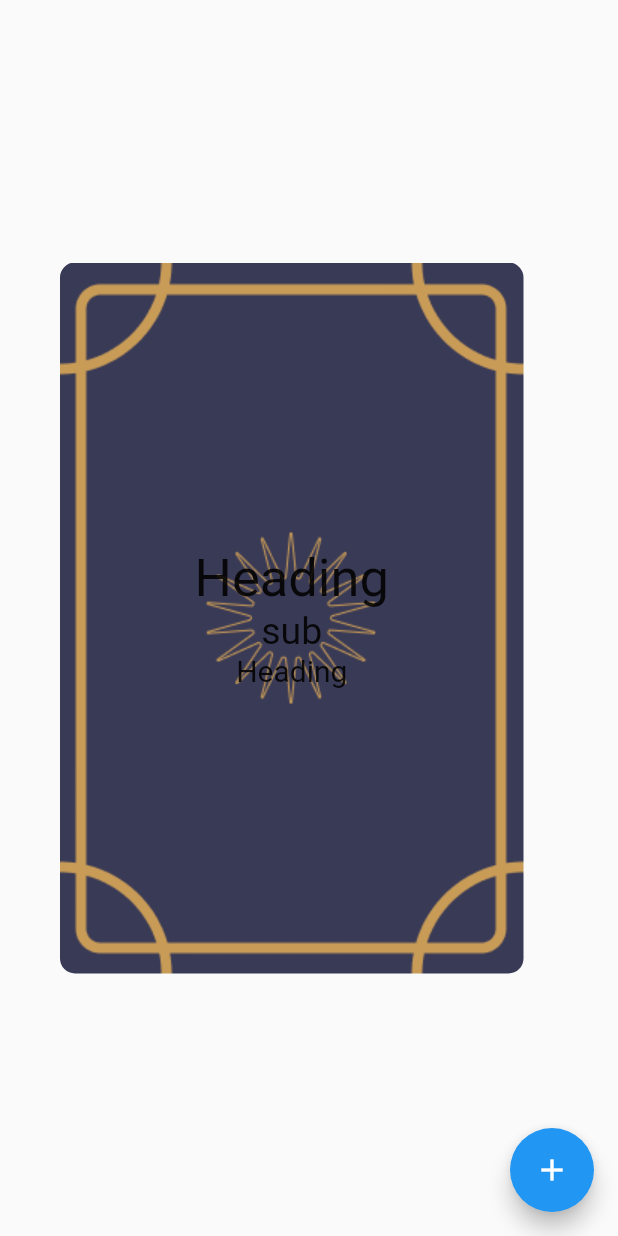
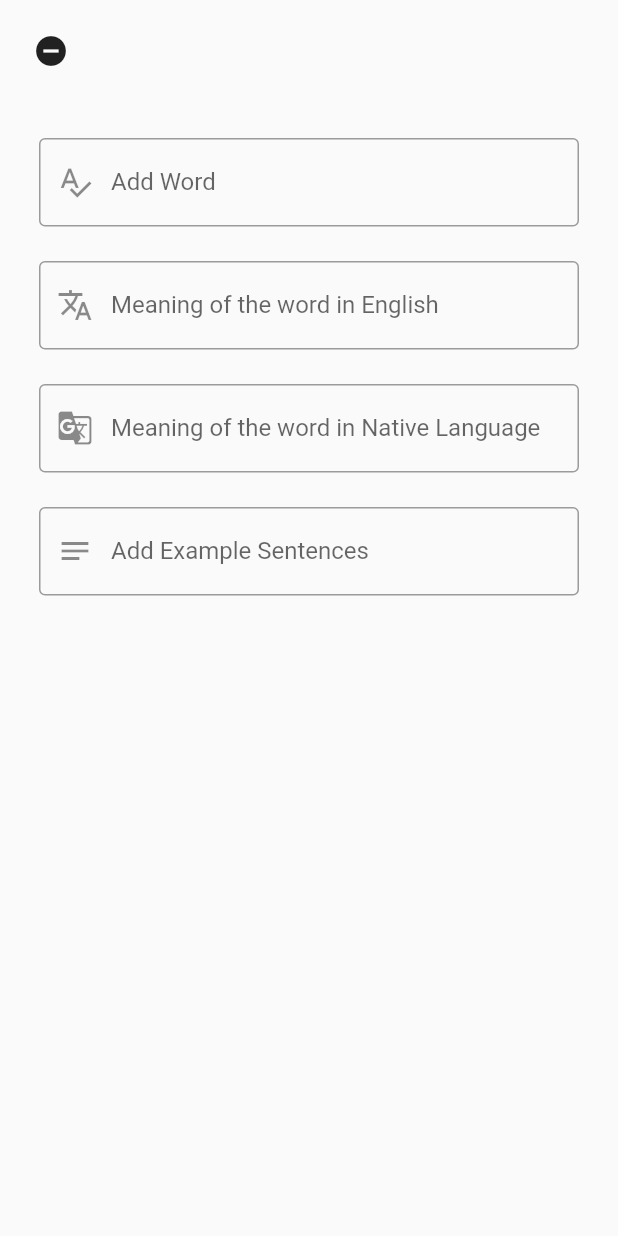
Before and after one commit to sria-the-fury/vocab-keeper, a Flutter app: the MyVocab screen opened directly, after a tap on the "add" icon, on a phone screen of 412 x 824 dp. Run offline on Flutter 3.47's test engine with Material 2 defaults, Android fonts, the phone set to English and light mode, and no system bars; our stand-ins replace cloud_firestore, firebase_auth, firebase_core, google_sign_in, shared_preferences; missing offline and left inert: cloud_firestore_web, firebase_auth_web, firebase_core_web, firebase_storage_web, google_sign_in_web, shared_preferences_web; accounts and stored records are empty.

Commit message:
addVocab modal is created

```diff
--- a/lib/navigation/LoginPage.dart
+++ b/lib/navigation/LoginPage.dart
@@ -19,6 +19,9 @@ class _LoginPageState extends State<LoginPage> {
   _signInWithGoogle() async {
 
     showModalBottomSheet<void>(
+      shape: RoundedRectangleBorder(
+          borderRadius:
+          BorderRadius.vertical(top: Radius.circular(20.0))),
       context: context,
       isDismissible: false,
       builder: (BuildContext context) {
--- a/lib/navigation/MyVocab.dart
+++ b/lib/navigation/MyVocab.dart
@@ -1,6 +1,9 @@
+import 'dart:convert';
 import 'dart:math';
 
 import 'package:flutter/material.dart';
+import 'package:shared_preferences/shared_preferences.dart';
+import 'package:vocab_keeper/utilities/AddVocabModal.dart';
 import 'package:vocab_keeper/utilities/GesturedAnimatedCard.dart';
 
 class MyVocab extends StatefulWidget {
@@ -11,11 +14,29 @@ class MyVocab extends StatefulWidget {
 }
 
 class _MyVocabState extends State<MyVocab> {
+  var allVocabs;
+
+  void _getVocab() async {
+    final preference = await SharedPreferences.getInstance();
+    var vocabs = preference.getString('vocabs');
+    setState(() {
+      allVocabs = jsonDecode(vocabs!);
+    });
+
+  }
+
+  @override
+  void initState() {
+    super.initState();
+    _getVocab();
+  }
 
 
 
   @override
   Widget build(BuildContext context) {
+
+    print('allVocabs => $allVocabs');
     return Scaffold(
       body: SafeArea(
           child: Center(
@@ -37,7 +58,15 @@ class _MyVocabState extends State<MyVocab> {
           )
       ),
       floatingActionButton: FloatingActionButton(
-        onPressed: (){},
+        onPressed: (){
+          Navigator.of(context).push(new MaterialPageRoute<Null>(
+              builder: (BuildContext context) {
+                return new AddVocabModal();
+              },
+              fullscreenDialog: true
+          ));
+        },
+
         child: Icon(Icons.add,),
       ),
     );
--- /dev/null
+++ b/lib/utilities/AddVocabModal.dart
@@ -0,0 +1,150 @@
+import 'dart:convert';
+
+import 'package:flutter/material.dart';
+import 'package:flutter/widgets.dart';
+import 'package:shared_preferences/shared_preferences.dart';
+
+
+class AddVocabModal extends StatefulWidget {
+  AddVocabModal ({Key? key}) : super(key: key);
+
+  @override
+  _AddVocabModalState createState() => _AddVocabModalState();
+}
+
+class _AddVocabModalState extends State<AddVocabModal> {
+
+  var _addWord = '';
+  var _addEnglishMeaning = '' ;
+  var _addNativeMeaning = '';
+  var _addSentences  = '';
+
+
+  @override
+  Widget build(BuildContext context) {
+
+    disableSubmit(){
+      return (_addSentences == '' || _addWord == '' || _addEnglishMeaning == '' || _addNativeMeaning == '');
+    }
+
+    print('disableSubmit()=> ${disableSubmit()}');
+
+    addDataToPreference() async {
+      final preference = await SharedPreferences.getInstance();
+      List vocab = [
+        {
+          "word" : _addWord,
+          "englishMeaning": _addEnglishMeaning,
+          "nativeMeaning": _addNativeMeaning,
+          "sentences" : _addSentences,
+          "addedAt": (new DateTime.now()).toString()
+
+        }
+      ];
+      preference.setString('vocabs', jsonEncode(vocab));
+      Navigator.of(context).pop();
+
+    }
+
+
+    return Scaffold(
+        body: SafeArea(
+            child: Container(
+                padding: EdgeInsets.all(10.0),
+                child: Column(
+                    children: [
+                      Row(
+                        mainAxisAlignment: MainAxisAlignment.spaceBetween,
+                        children: [
+                          IconButton(
+                            icon: Icon(Icons.remove_circle),
+                            onPressed: (){
+                              Navigator.of(context).pop();
+                            },
+                          ),
+                          Visibility(
+                              visible: !disableSubmit(),
+                              child: FloatingActionButton.extended(
+                                  onPressed: () async {
+                                    await addDataToPreference();
+                                  },
+                                  label: Text('Add Vocab')
+                              )
+                          )
+
+                        ],
+                      ),
+
+                      SizedBox(height: 30.0,),
+
+
+                      SingleChildScrollView(
+                          keyboardDismissBehavior: ScrollViewKeyboardDismissBehavior.onDrag,
+                          scrollDirection: Axis.vertical,
+                          child: Column(
+                            children: [
+                              ListTile(
+                                title:  TextFormField(
+                                  onChanged: (value) => setState(() => _addWord = value),
+                                  decoration: InputDecoration(
+                                    labelText: 'Add Word',
+                                    // errorText: 'Error message',
+                                    border: OutlineInputBorder(),
+
+                                    prefixIcon: Icon(Icons.spellcheck),
+                                  ),
+                                ),
+                              ),
+                              SizedBox(height: 15.0,),
+                              ListTile(
+                                title:  TextFormField(
+                                    onChanged: (value) => setState(() => _addEnglishMeaning = value),
+                                    decoration: InputDecoration(
+                                        labelText: 'Meaning of the word in English',
+                                        // errorText: 'Error message',
+                                        border: OutlineInputBorder(),
+
+                                        prefixIcon: Icon(Icons.translate)
+                                    )
+                                ),
+                              ),
+                              SizedBox(height: 15.0,),
+                              ListTile(
+                                title:  TextFormField(
+                                  onChanged: (value) => setState(() => _addNativeMeaning = value),
+                                  decoration: InputDecoration(
+                                    labelText: 'Meaning of the word in Native Language',
+                                    // errorText: 'Error message',
+                                    border: OutlineInputBorder(),
+
+                                    prefixIcon: Icon(Icons.g_translate),
+                                  ),
+                                ),
+                              ),
+                              SizedBox(height: 15.0,),
+                              ListTile(
+                                title:  TextFormField(
+                                  onChanged: (value) => setState(() => _addSentences = value),
+                                  keyboardType: TextInputType.multiline,
+                                  minLines: 1,//Normal textInputField will be displayed
+                                  maxLines: 4,
+                                  decoration: InputDecoration(
+                                    labelText: 'Add Example Sentences',
+                                    // errorText: 'Error message',
+                                    border: OutlineInputBorder(),
+
+                                    prefixIcon: Icon(Icons.notes),
+                                  ),
+                                ),
+                              )
+
+                            ],
+                          )
+                      ),
+                    ]
+                )
+            )
+        )
+    );
+  }
+}
--- a/pubspec.yaml
+++ b/pubspec.yaml
@@ -34,6 +34,7 @@ dependencies:
   firebase_storage:
   google_sign_in:
   firebase_core:
+  mdi: ^5.0.0-nullsafety.0
 
 dev_dependencies:
   flutter_test:
```
Also changed, not shown: lib/main.dart (line endings or trailing spaces), 2 other files.
